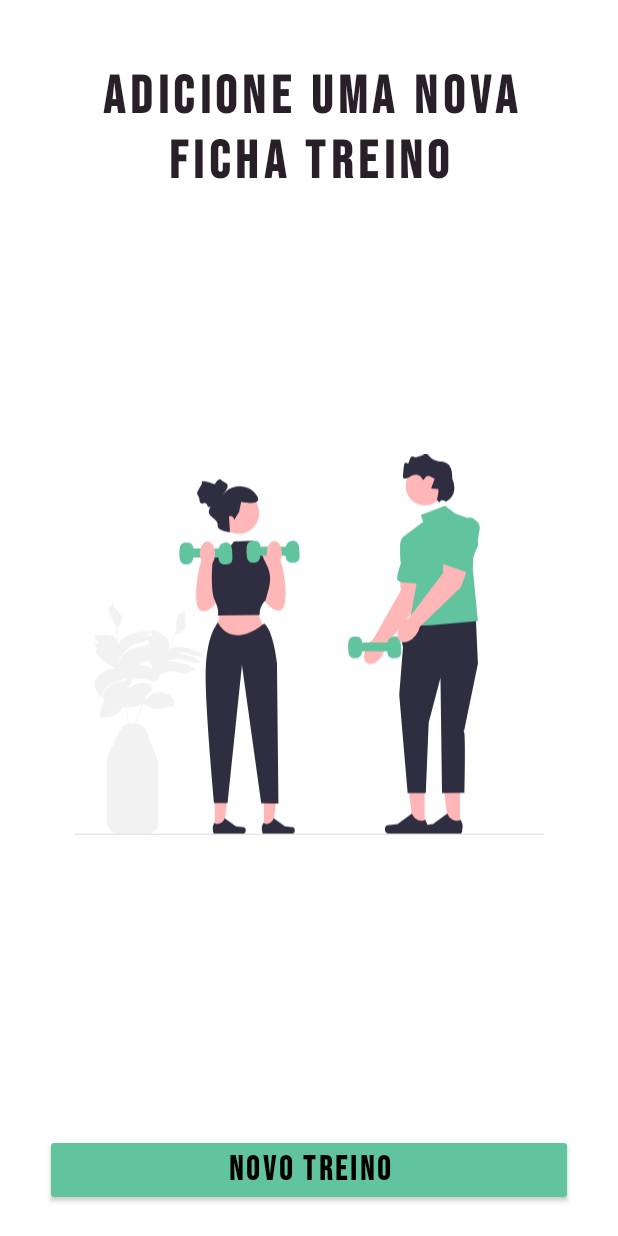
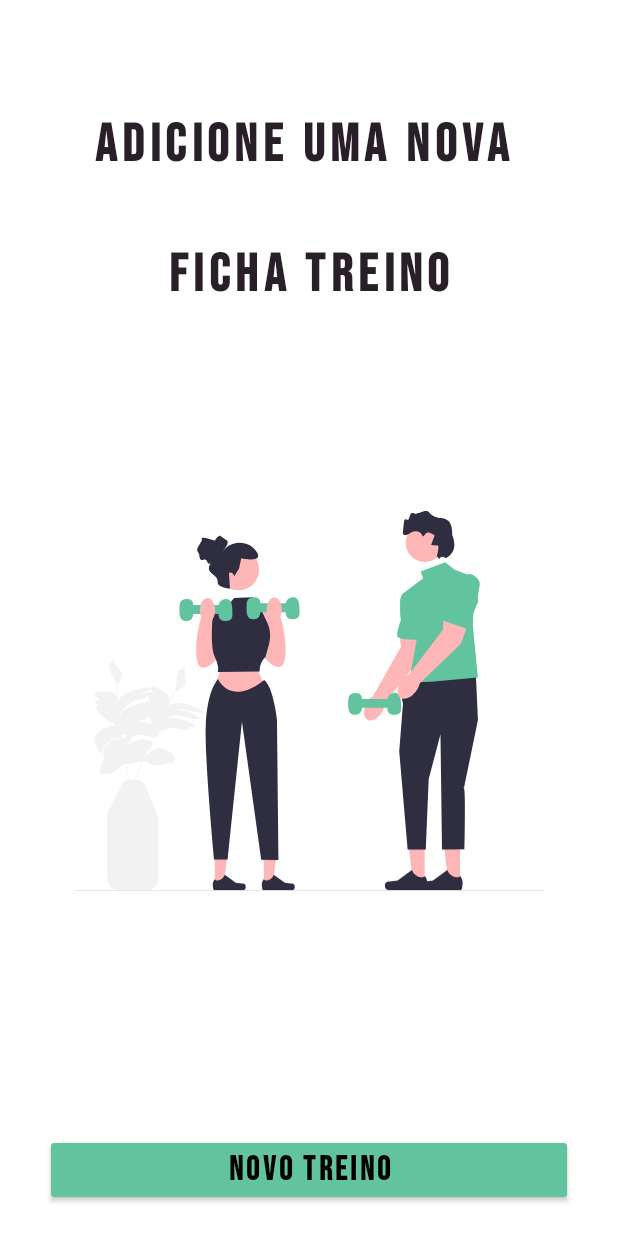
Before and after one commit to Serginho6/JoaoVazStudio, an Android app: the TrainListActivity screen opened directly, with no data from a screen before it, on a phone screen of 412 x 824 dp. Run offline under Robolectric (Android 15) with nearby library versions, the phone set to English and light mode, and no system bars; our stand-ins replace Room's generated code.

```diff
--- a/app/src/main/res/layout/activity_train_list.xml
+++ b/app/src/main/res/layout/activity_train_list.xml
@@ -21,11 +21,12 @@
 
         <TextView
             style="@style/Title3"
-            android:text="Adicione uma nova ficha treino"
+            android:text="Adicione uma nova \n\nficha treino"
             android:textAlignment="center"
             android:textSize="36sp"
             android:layout_width="match_parent"
-            android:layout_height="wrap_content"/>
+            android:layout_height="wrap_content"
+            android:layout_marginTop="40dp"/>
 
         <ImageView
             android:id="@+id/iv_content"
--- a/app/src/main/res/layout/fragment_exercise_list_selected.xml
+++ b/app/src/main/res/layout/fragment_exercise_list_selected.xml
@@ -24,10 +24,10 @@
             android:id="@+id/tv_add_exercise"
             android:text="Vamos começar?\n\nSelecione um treino"
             android:layout_gravity="center"
-            android:layout_margin="20dp"
             android:textStyle="bold"
             android:textSize="32sp"
             android:textAlignment="center"
+            android:layout_marginTop="60dp"
             android:layout_width="wrap_content"
             android:layout_height="wrap_content"/>
 
@@ -45,7 +45,7 @@
         android:id="@+id/fab_select_train"
         android:layout_width="wrap_content"
         android:layout_height="wrap_content"
-        android:layout_marginBottom="75dp"
+        android:layout_marginBottom="70dp"
         android:layout_marginRight="15dp"
         app:layout_constraintBottom_toBottomOf="parent"
         app:layout_constraintEnd_toEndOf="parent"
@@ -58,7 +58,7 @@
         android:layout_height="match_parent"
         app:layoutManager="androidx.recyclerview.widget.LinearLayoutManager"
         android:layout_marginTop="10dp"
-        android:layout_marginBottom="70dp"
+        android:layout_marginBottom="55dp"
         app:layout_constraintBottom_toBottomOf="parent"
         app:layout_constraintEnd_toEndOf="parent"
         app:layout_constraintStart_toStartOf="parent"
```
Also changed, not shown: app/src/main/java/com/comunidadedevspace/joaovazstudio/presentation/adapters/ExerciseListSelectedAdapter.kt (+12 -8 lines), app/src/main/java/com/comunidadedevspace/joaovazstudio/presentation/fragments/ExerciseListSelectedFragment.kt (+24 -1 lines).
